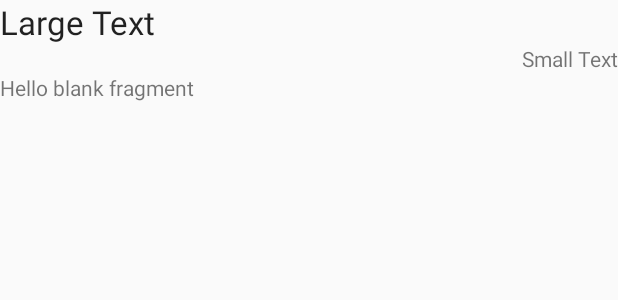
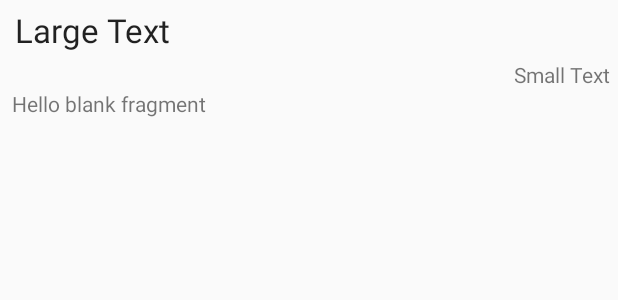
Before and after one commit to hello42/Chuvsu, an Android app: the layout fragment_news_full_view.xml on its own in the app's theme, with its tools: preview values and no code run, on a phone screen of 412 x 824 dp. Shown: the top 300 px of the screen. Run offline under Robolectric (Android 15) with nearby library versions, the light colour scheme and no system bars.

Commit message:
Всё хорошо, но переделать NewsFullActivity.java - хардкод

```diff
--- a/app/src/main/res/layout/fragment_news_full_view.xml
+++ b/app/src/main/res/layout/fragment_news_full_view.xml
@@ -11,7 +11,10 @@
         android:layout_height="wrap_content"
         android:textAppearance="?android:attr/textAppearanceLarge"
         android:text="Large Text"
-        android:id="@+id/newTitle" />
+        android:id="@+id/newTitle"
+        android:layout_marginLeft="10dp"
+        android:layout_marginTop="5dp"
+        android:layout_marginBottom="5dp" />
 
     <TextView
         android:layout_width="wrap_content"
@@ -19,14 +22,18 @@
         android:textAppearance="?android:attr/textAppearanceSmall"
         android:text="Small Text"
         android:id="@+id/publicDate"
-        android:layout_gravity="right" />
+        android:layout_gravity="right"
+        android:layout_marginRight="5dp" />
 
     <TextView
         android:layout_width="fill_parent"
         android:layout_height="fill_parent"
         android:text="@string/hello_blank_fragment"
         android:linksClickable="true"
-        android:id="@+id/body" />
+        android:id="@+id/body"
+        android:layout_marginLeft="8dp"
+        android:layout_marginRight="8dp"
+        android:autoText="true"/>
 
 
 
--- a/app/src/main/res/menu/main.xml
+++ b/app/src/main/res/menu/main.xml
@@ -2,9 +2,7 @@
     xmlns:app="http://schemas.android.com/apk/res-auto"
     xmlns:tools="http://schemas.android.com/tools"
     tools:context="com.ulop.chuvsu.app.MainActivity" >
-    <item android:id="@+id/action_example"
-        android:title="@string/action_example"
-        app:showAsAction="withText|ifRoom" />
+
     <item android:id="@+id/refresh"
         android:title="@string/action_settings"
         android:orderInCategory="100"
--- a/app/src/main/res/values/strings.xml
+++ b/app/src/main/res/values/strings.xml
@@ -2,9 +2,9 @@
 <resources>
 
     <string name="app_name">Chuvsu</string>
-    <string name="title_section1">Section 1</string>
-    <string name="title_section2">Section 2</string>
-    <string name="title_section3">Section 3</string>
+    <string name="title_section1">Новости</string>
+    <string name="title_section2">Структура</string>
+    <string name="title_section3">Документы</string>
     <string name="navigation_drawer_open">Open navigation drawer</string>
     <string name="navigation_drawer_close">Close navigation drawer</string>
     <string name="action_example">Example action</string>
```
Also changed, not shown: app/src/main/java/com/ulop/NewsFullView/NewsFullActivity.java (+31 -13 lines), app/src/main/java/com/ulop/chuvsu/app/MainActivity.java (+10 -4 lines), app/src/main/java/com/ulop/chuvsu/app/NavigationDrawerFragment.java (+7 -11 lines), app/src/main/java/com/ulop/newscardlist/dummy/NewsCardFragment.java (+13 -24 lines), app/src/main/res/layout/activity_main.xml (+3 -10 lines), 1 other file.
